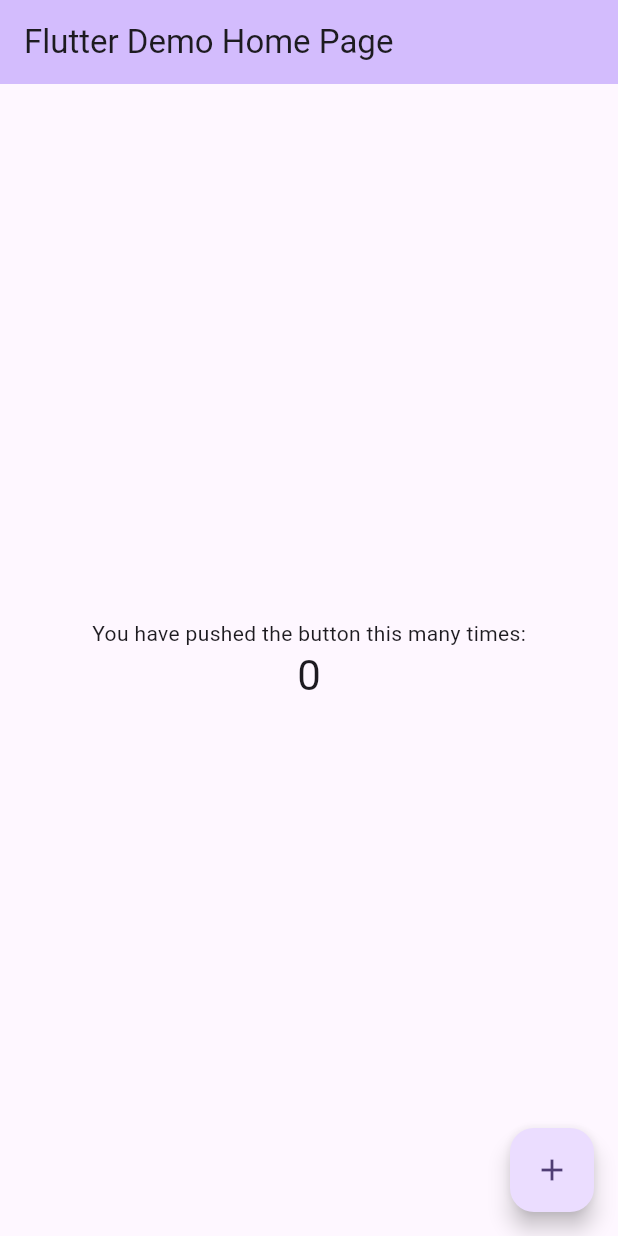
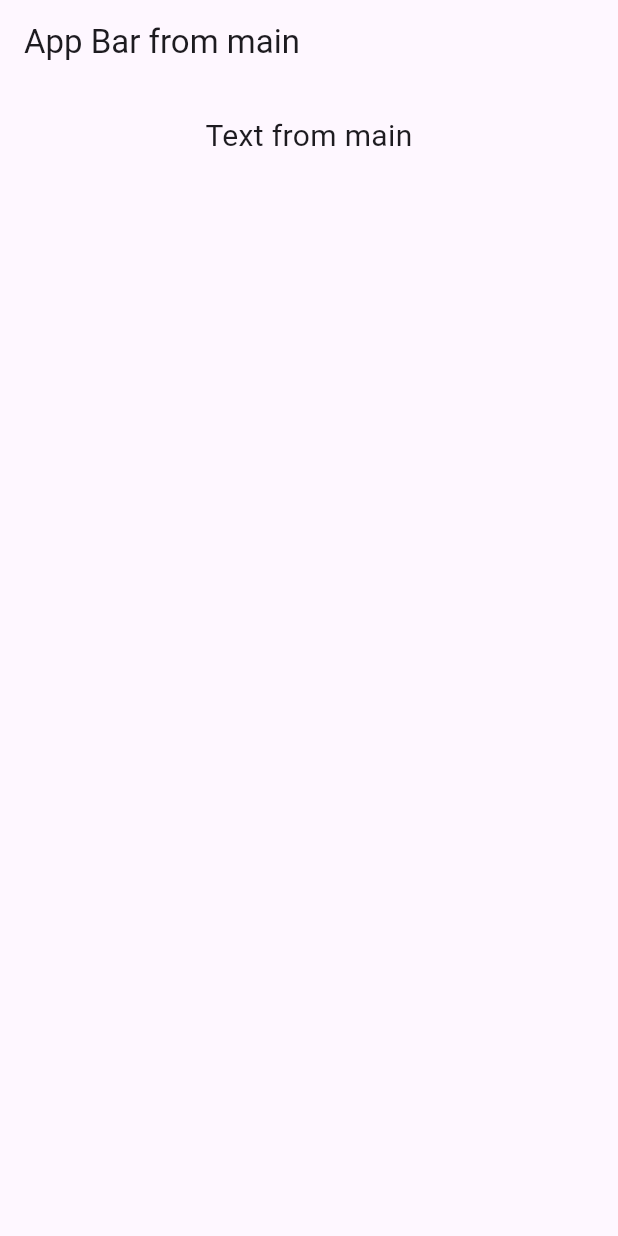
Before and after one commit to datminh797/git_example, a Flutter app: the screen it shows after launch, on a phone screen of 412 x 824 dp. Run offline on Flutter 3.47's test engine with Material 3 defaults, Android fonts, the phone set to English and light mode, and no system bars.

Commit message:
commit base UI

```diff
--- a/lib/main.dart
+++ b/lib/main.dart
@@ -1,4 +1,6 @@
 import 'package:flutter/material.dart';
+
+import 'my_home_page_screen.dart';
 
 void main() {
   runApp(const MyApp());
@@ -7,119 +9,16 @@ void main() {
 class MyApp extends StatelessWidget {
   const MyApp({super.key});
 
-  // This widget is the root of your application.
   @override
   Widget build(BuildContext context) {
     return MaterialApp(
+      debugShowCheckedModeBanner: false,
       title: 'Flutter Demo',
       theme: ThemeData(
-        // This is the theme of your application.
-        //
-        // TRY THIS: Try running your application with "flutter run". You'll see
-        // the application has a purple toolbar. Then, without quitting the app,
-        // try changing the seedColor in the colorScheme below to Colors.green
-        // and then invoke "hot reload" (save your changes or press the "hot
-        // reload" button in a Flutter-supported IDE, or press "r" if you used
-        // the command line to start the app).
-        //
-        // Notice that the counter didn't reset back to zero; the application
-        // state is not lost during the reload. To reset the state, use hot
-        // restart instead.
-        //
-        // This works for code too, not just values: Most code changes can be
-        // tested with just a hot reload.
         colorScheme: ColorScheme.fromSeed(seedColor: Colors.deepPurple),
         useMaterial3: true,
       ),
-      home: const MyHomePage(title: 'Flutter Demo Home Page'),
+      home: MyHomePage(),
     );
   }
 }
-
-class MyHomePage extends StatefulWidget {
-  const MyHomePage({super.key, required this.title});
-
-  // This widget is the home page of your application. It is stateful, meaning
-  // that it has a State object (defined below) that contains fields that affect
-  // how it looks.
-
-  // This class is the configuration for the state. It holds the values (in this
-  // case the title) provided by the parent (in this case the App widget) and
-  // used by the build method of the State. Fields in a Widget subclass are
-  // always marked "final".
-
-  final String title;
-
-  @override
-  State<MyHomePage> createState() => _MyHomePageState();
-}
-
-class _MyHomePageState extends State<MyHomePage> {
-  int _counter = 0;
-
-  void _incrementCounter() {
-    setState(() {
-      // This call to setState tells the Flutter framework that something has
-      // changed in this State, which causes it to rerun the build method below
-      // so that the display can reflect the updated values. If we changed
-      // _counter without calling setState(), then the build method would not be
-      // called again, and so nothing would appear to happen.
-      _counter++;
-    });
-  }
-
-  @override
-  Widget build(BuildContext context) {
-    // This method is rerun every time setState is called, for instance as done
-    // by the _incrementCounter method above.
-    //
-    // The Flutter framework has been optimized to make rerunning build methods
-    // fast, so that you can just rebuild anything that needs updating rather
-    // than having to individually change instances of widgets.
-    return Scaffold(
-      appBar: AppBar(
-        // TRY THIS: Try changing the color here to a specific color (to
-        // Colors.amber, perhaps?) and trigger a hot reload to see the AppBar
-        // change color while the other colors stay the same.
-        backgroundColor: Theme.of(context).colorScheme.inversePrimary,
-        // Here we take the value from the MyHomePage object that was created by
-        // the App.build method, and use it to set our appbar title.
-        title: Text(widget.title),
-      ),
-      body: Center(
-        // Center is a layout widget. It takes a single child and positions it
-        // in the middle of the parent.
-        child: Column(
-          // Column is also a layout widget. It takes a list of children and
-          // arranges them vertically. By default, it sizes itself to fit its
-          // children horizontally, and tries to be as tall as its parent.
-          //
-          // Column has various properties to control how it sizes itself and
-          // how it positions its children. Here we use mainAxisAlignment to
-          // center the children vertically; the main axis here is the vertical
-          // axis because Columns are vertical (the cross axis would be
-          // horizontal).
-          //
-          // TRY THIS: Invoke "debug painting" (choose the "Toggle Debug Paint"
-          // action in the IDE, or press "p" in the console), to see the
-          // wireframe for each widget.
-          mainAxisAlignment: MainAxisAlignment.center,
-          children: <Widget>[
-            const Text(
-              'You have pushed the button this many times:',
-            ),
-            Text(
-              '$_counter',
-              style: Theme.of(context).textTheme.headlineMedium,
-            ),
-          ],
-        ),
-      ),
-      floatingActionButton: FloatingActionButton(
-        onPressed: _incrementCounter,
-        tooltip: 'Increment',
-        child: const Icon(Icons.add),
-      ), // This trailing comma makes auto-formatting nicer for build methods.
-    );
-  }
-}
--- /dev/null
+++ b/lib/my_home_page_screen.dart
@@ -0,0 +1,36 @@
+import 'package:flutter/material.dart';
+
+class MyHomePage extends StatefulWidget {
+  const MyHomePage({super.key});
+
+  @override
+  State<MyHomePage> createState() => _MyHomePageState();
+}
+
+class _MyHomePageState extends State<MyHomePage> {
+  @override
+  Widget build(BuildContext context) {
+    return Scaffold(
+      appBar: AppBar(
+        title: Text('App Bar from main'),
+      ),
+      body: Container(
+        padding: const EdgeInsets.all(20),
+        child: Column(
+          mainAxisAlignment: MainAxisAlignment.start,
+          crossAxisAlignment: CrossAxisAlignment.center,
+          children: [
+            SizedBox(
+              width: double.infinity,
+              child: Text(
+                'Text from main',
+                style: TextStyle(fontSize: 20),
+                textAlign: TextAlign.center,
+              ),
+            ),
+          ],
+        ),
+      ),
+    );
+  }
+}
```
